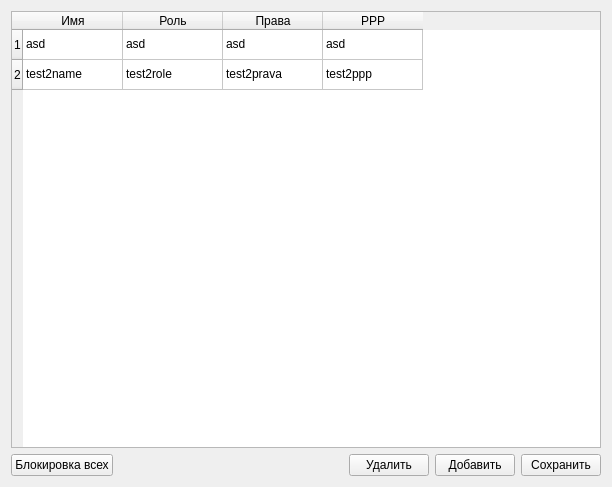
Lilostich/CDC, file gui/admining.ui: the form before one commit.
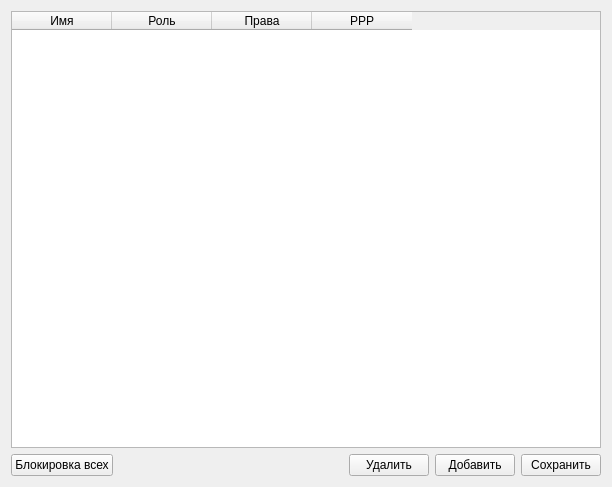
The form after the commit.

Commit message: Add test case watcher (3/4 gui panel ready)

Diff of the .ui file:
```diff
--- a/gui/admining.ui
+++ b/gui/admining.ui
@@ -22,16 +22,6 @@
      <property name="editTriggers">
       <set>QAbstractItemView::NoEditTriggers</set>
      </property>
-     <row>
-      <property name="text">
-       <string>1</string>
-      </property>
-     </row>
-     <row>
-      <property name="text">
-       <string>2</string>
-      </property>
-     </row>
      <column>
       <property name="text">
        <string>Имя</string>
@@ -52,46 +42,6 @@
        <string>PPP</string>
       </property>
      </column>
-     <item row="0" column="0">
-      <property name="text">
-       <string>asd</string>
-      </property>
-     </item>
-     <item row="0" column="1">
-      <property name="text">
-       <string>asd</string>
-      </property>
-     </item>
-     <item row="0" column="2">
-      <property name="text">
-       <string>asd</string>
-      </property>
-     </item>
-     <item row="0" column="3">
-      <property name="text">
-       <string>asd</string>
-      </property>
-     </item>
-     <item row="1" column="0">
-      <property name="text">
-       <string>test2name</string>
-      </property>
-     </item>
-     <item row="1" column="1">
-      <property name="text">
-       <string>test2role</string>
-      </property>
-     </item>
-     <item row="1" column="2">
-      <property name="text">
-       <string>test2prava</string>
-      </property>
-     </item>
-     <item row="1" column="3">
-      <property name="text">
-       <string>test2ppp</string>
-      </property>
-     </item>
     </widget>
    </item>
    <item>
```
The commit also changes 11 other files.
